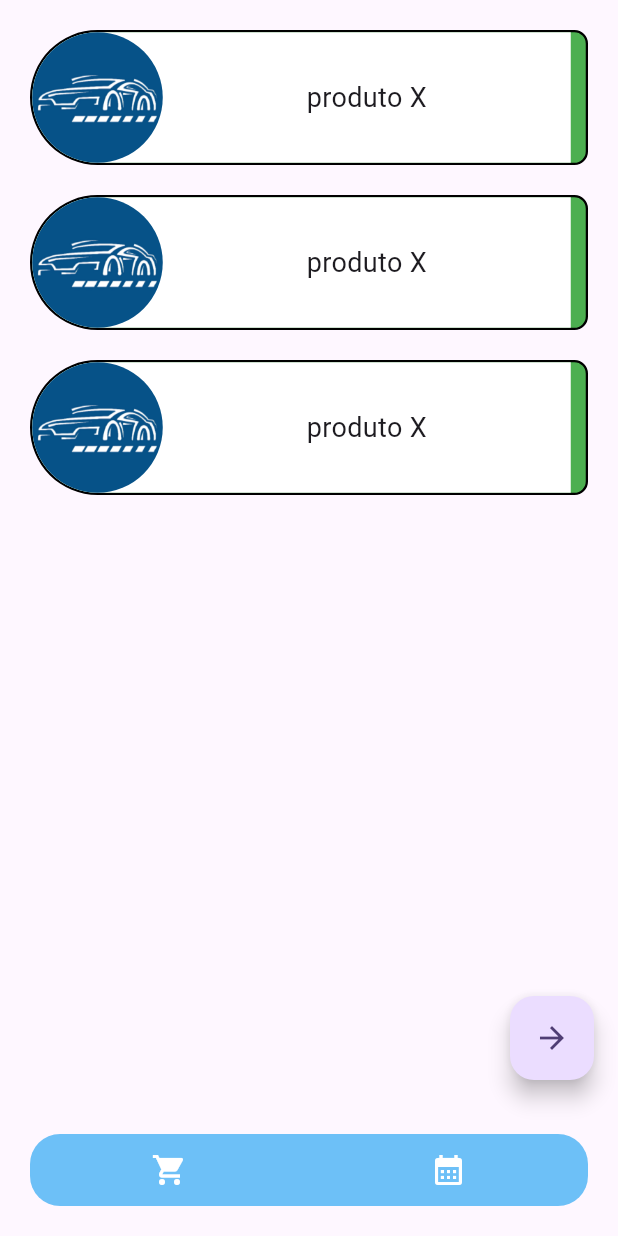
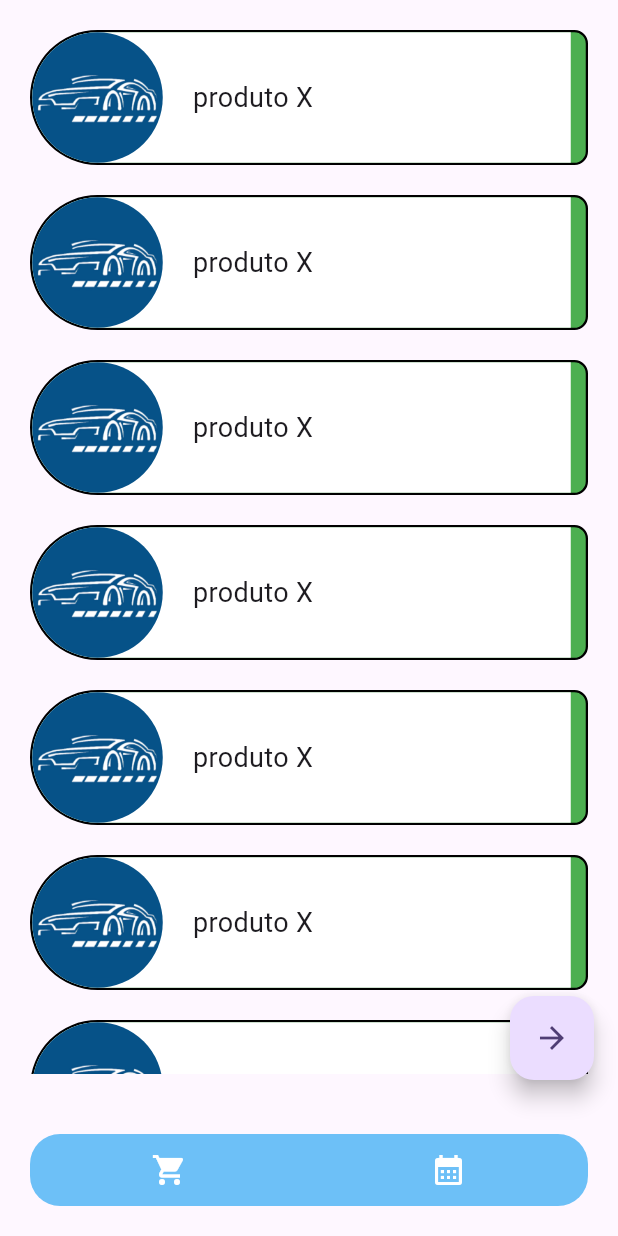
Before and after one commit to kauanBestel/flutter-equipment-booking, a Flutter app: the screen it shows after launch, on a phone screen of 412 x 824 dp. Run offline on Flutter 3.47's test engine with Material 3 defaults, Android fonts, the phone set to English and light mode, and no system bars; our stand-ins replace cloud_firestore, firebase_auth, firebase_core, flutter_dotenv, table_calendar; missing offline and left inert: steps_indicator; accounts and stored records are empty.

Commit message:
minor changes

```diff
--- a/lib/presentation/screens/pages/products_page.dart
+++ b/lib/presentation/screens/pages/products_page.dart
@@ -12,6 +12,13 @@ class ProductsPage extends StatelessWidget {
       'Produto 1',
       'Produto 2',
       'Produto 3',
+      'Produto 4',
+      'Produto 5',
+      'Produto 5',
+      'Produto 5',
+      'Produto 5',
+      'Produto 5',
+
     ];
 
     return Scaffold(
--- a/lib/presentation/widgets/custom_botomappbar.dart
+++ b/lib/presentation/widgets/custom_botomappbar.dart
@@ -1,6 +1,5 @@
 import 'package:equipment_boking/presentation/screens/pages/calendar_page.dart';
 import 'package:equipment_boking/presentation/screens/pages/products_page.dart';
-import 'package:equipment_boking/presentation/screens/pages/register_page.dart';
 import 'package:flutter/material.dart';
 
 class CustomBottomAppBar extends StatelessWidget {
--- a/lib/presentation/widgets/custom_product_selection.dart
+++ b/lib/presentation/widgets/custom_product_selection.dart
@@ -55,7 +55,8 @@ class _CustomProductState extends State<CustomProduct> {
                 ),
               ),
               Expanded(
-                child: Center(
+                child: Padding(
+                  padding: EdgeInsets.only(left: 20),
                   child: Text(
                     widget.label,
                     style: TextStyle(
```
